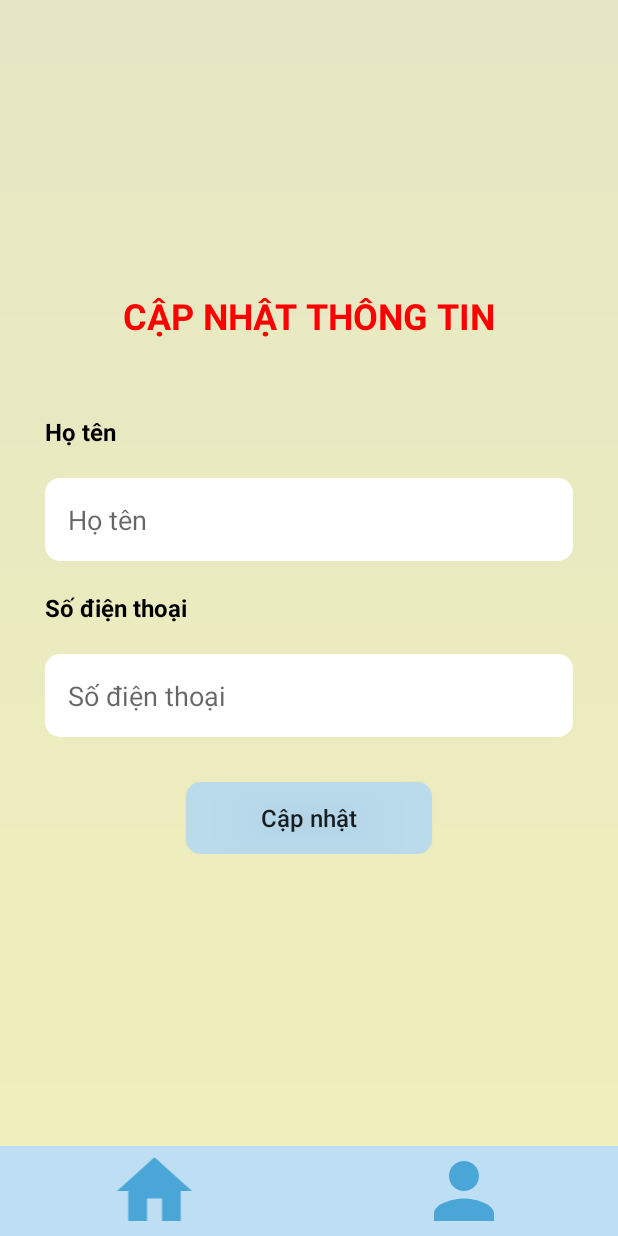
After one commit to lvminh97/SmartLight, an Android app: the fragment UpdateInfoFragment placed in its activity, on a phone screen of 412 x 824 dp. The commit adds this screen. Run offline under Robolectric (Android 15) with nearby library versions, the phone set to English and light mode, and no system bars; our stand-ins replace Volley; network calls fail; 3 statements that could not run were skipped.

Commit message:
- Update web server   : add new APIs for updating the user's information and changing the password - Optimize the UI - Add new app functions:   : updating the user's information   : changing the password
Signed-off-by: lvminh97 <lvminh97@gmail.com>

```diff
--- a/app/build.gradle
+++ b/app/build.gradle
@@ -10,7 +10,7 @@ android {
         minSdk 26
         targetSdk 33
         versionCode 1
-        versionName "1.0.6"
+        versionName "1.0.7"
 
         testInstrumentationRunner "androidx.test.runner.AndroidJUnitRunner"
     }
--- a/app/src/main/java/com/example/smartlight/Factory.java
+++ b/app/src/main/java/com/example/smartlight/Factory.java
@@ -11,6 +11,7 @@ import java.util.List;
 
 public class Factory {
 
+    public static String version = "1.0.7";
     public static boolean debug = true;
     public static DisplayMetrics displayMetrics = null;
 
--- a/app/src/main/java/com/example/smartlight/activities/MainActivity.java
+++ b/app/src/main/java/com/example/smartlight/activities/MainActivity.java
@@ -123,6 +123,9 @@ public class MainActivity extends AppCompatActivity implements View.OnClickListe
         else if(FRAG_ID.equals("User")) {
             loadFragment(new SettingFragment());
         }
+        else if(FRAG_ID.equals("UpdateInfo") || FRAG_ID.equals("ChangePass")) {
+            loadFragment(new UserFragment());
+        }
     }
 
     private void loadFragment(Fragment fragment) {
--- /dev/null
+++ b/app/src/main/java/com/example/smartlight/fragments/UpdateInfoFragment.java
@@ -0,0 +1,140 @@
+package com.example.smartlight.fragments;
+
+import android.app.ProgressDialog;
+import android.os.Bundle;
+import android.util.Log;
+import android.view.LayoutInflater;
+import android.view.View;
+import android.view.ViewGroup;
+import android.widget.Button;
+import android.widget.EditText;
+import android.widget.Toast;
+
+import androidx.fragment.app.Fragment;
+import androidx.fragment.app.FragmentTransaction;
+
+import com.android.volley.Request;
+import com.android.volley.RequestQueue;
+import com.android.volley.Response;
+import com.android.volley.VolleyError;
+import com.android.volley.toolbox.StringRequest;
+import com.android.volley.toolbox.Volley;
+import com.example.smartlight.Factory;
+import com.example.smartlight.NukeSSLCerts;
+import com.example.smartlight.R;
+import com.example.smartlight.activities.MainActivity;
+import com.example.smartlight.interfaces.MyFragment;
+
+import org.json.JSONException;
+import org.json.JSONObject;
+
+import java.util.HashMap;
+import java.util.Map;
+
+public class UpdateInfoFragment extends Fragment implements MyFragment, View.OnClickListener {
+
+    private ProgressDialog loadingDialog = null;
+    private View view;
+    private EditText fullnameEd, phoneEd;
+    private Button updateInfoBtn;
+
+    @Override
+    public void onCreate(Bundle savedInstanceState) {
+        super.onCreate(savedInstanceState);
+    }
+
+    @Override
+    public View onCreateView(LayoutInflater inflater, ViewGroup container, Bundle savedInstanceState) {
+        view = inflater.inflate(R.layout.fragment_update_info, container, false);
+        initUI();
+        return view;
+    }
+
+    private void initUI() {
+        fullnameEd = (EditText) view.findViewById(R.id.ed_fullname);
+        fullnameEd.setText(Factory.user.getFullname());
+        phoneEd = (EditText) view.findViewById(R.id.ed_phone);
+        phoneEd.setText(Factory.user.getMobile());
+        updateInfoBtn = (Button) view.findViewById(R.id.btn_update);
+        updateInfoBtn.setOnClickListener(this);
+
+        loadingDialog = new ProgressDialog(getActivity());
+        loadingDialog.setMessage("");
+        loadingDialog.setIndeterminate(true);
+    }
+
+    @Override
+    public String getTAG() {
+        return "UpdateInfo";
+    }
+
+    @Override
+    public void onClick(View v) {
+        if(v.getId() == R.id.btn_update){
+            updateInfo();
+        }
+    }
+
+    private void updateInfo(){
+        loadingDialog.show();
+        new NukeSSLCerts().nuke();
+        RequestQueue queue = Volley.newRequestQueue(getActivity().getBaseContext());
+        StringRequest stringRequest = new StringRequest(Request.Method.POST, Factory.HOST + "/?action=update_info",
+                new Response.Listener<String>() {
+                    @Override
+                    public void onResponse(String response) {
+                        try {
+                            if(Factory.debug) {
+                                Log.d("MinhLV", response);
+                            }
+                            loadingDialog.dismiss();
+                            JSONObject jsonObject = new JSONObject(response);
+                            if(jsonObject.getString("response") != null && jsonObject.getString("response").equals("OK")){
+                                Factory.user.setFullname(fullnameEd.getText().toString());
+                                Factory.user.setMobile(phoneEd.getText().toString());
+                                Toast.makeText(getActivity().getBaseContext(), "Cập nhật thông tin thành công", Toast.LENGTH_SHORT).show();
+                                loadFragment(new UserFragment());
+                            }
+                            else {
+                                Toast.makeText(getActivity().getBaseContext(), "Có lỗi xảy ra", Toast.LENGTH_SHORT).show();
+                            }
+                        } catch (JSONException e) {
+                            if(Factory.debug) {
+                                Log.d("MinhLV", e.getMessage());
+                            }
+                            loadingDialog.dismiss();
+                            Toast.makeText(getActivity().getBaseContext(), "Có lỗi xảy ra", Toast.LENGTH_SHORT).show();
+                            e.printStackTrace();
+                        }
+                    }
+                },
+                new Response.ErrorListener() {
+                    @Override
+                    public void onErrorResponse(VolleyError error) {
+//                    Log.d("MinhLV", error.getMessage());
+                        loadingDialog.dismiss();
+                        Toast.makeText(getActivity().getBaseContext(), "Có lỗi xảy ra", Toast.LENGTH_SHORT).show();
+                    }
+                })
+        {
+            @Override
+            protected Map<String,String> getParams(){
+                Map<String,String> params = new HashMap<String, String>();
+                params.put("uid", "" + Factory.user.getId());
+                params.put("email", Factory.user.getEmail());
+                params.put("fullname", fullnameEd.getText().toString());
+                params.put("mobile", phoneEd.getText().toString());
+                return params;
+            }
+        };
+        queue.add(stringRequest);
+    }
+
+    private void loadFragment(Fragment fragment) {
+        MainActivity.FRAG_ID = ((MyFragment) fragment).getTAG();
+        FragmentTransaction transaction = getActivity().getSupportFragmentManager().beginTransaction();
+        transaction.replace(R.id.layout_main, fragment);
+        transaction.addToBackStack(null);
+        transaction.commit();
+    }
+}
--- a/app/src/main/res/layout/fragment_home.xml
+++ b/app/src/main/res/layout/fragment_home.xml
@@ -38,7 +38,7 @@
             android:layout_marginLeft="15dp"
             android:layout_marginTop="10dp"
             android:layout_marginBottom="10dp"
-            android:background="@drawable/ic_baseline_settings_24"/>
+            android:background="@drawable/ic_baseline_settings_24" />
 
     </androidx.constraintlayout.widget.ConstraintLayout>
 
@@ -116,7 +116,7 @@
             android:id="@+id/tv_weather_temp"
             android:layout_width="0dp"
             android:layout_height="wrap_content"
-            app:layout_constraintWidth_percent="0.35"
+            app:layout_constraintWidth_percent="0.4"
             app:layout_constraintLeft_toRightOf="@id/tv_location"
             app:layout_constraintTop_toTopOf="parent"
             app:layout_constraintRight_toRightOf="parent"
--- /dev/null
+++ b/app/src/main/res/layout/fragment_update_info.xml
@@ -0,0 +1,106 @@
+<?xml version="1.0" encoding="utf-8"?>
+<androidx.constraintlayout.widget.ConstraintLayout xmlns:android="http://schemas.android.com/apk/res/android"
+    xmlns:app="http://schemas.android.com/apk/res-auto"
+    android:layout_width="match_parent"
+    android:layout_height="wrap_content"
+    android:layout_gravity="center">
+
+    <TextView
+        android:id="@+id/tv_title_update_info"
+        android:layout_width="wrap_content"
+        android:layout_height="wrap_content"
+        app:layout_constraintLeft_toLeftOf="parent"
+        app:layout_constraintTop_toTopOf="parent"
+        app:layout_constraintRight_toRightOf="parent"
+        app:layout_constraintBottom_toTopOf="@id/tv_fullname"
+        android:textAllCaps="true"
+        android:textSize="24sp"
+        android:textStyle="bold"
+        android:textColor="#ff0000"
+        android:text="Cập nhật thông tin"/>
+
+    <TextView
+        android:id="@+id/tv_fullname"
+        android:layout_width="match_parent"
+        android:layout_height="wrap_content"
+        app:layout_constraintLeft_toLeftOf="parent"
+        app:layout_constraintTop_toBottomOf="@id/tv_title_update_info"
+        app:layout_constraintRight_toRightOf="parent"
+        app:layout_constraintBottom_toTopOf="@id/ed_fullname"
+        android:layout_marginLeft="30dp"
+        android:layout_marginTop="50dp"
+        android:textSize="16sp"
+        android:textStyle="bold"
+        android:textColor="#000"
+        android:text="Họ tên"
+        android:singleLine="true"
+        android:maxLines="1"/>
+
+    <EditText
+        android:id="@+id/ed_fullname"
+        android:layout_width="match_parent"
+        android:layout_height="wrap_content"
+        app:layout_constraintLeft_toLeftOf="parent"
+        app:layout_constraintTop_toBottomOf="@id/tv_fullname"
+        app:layout_constraintRight_toRightOf="parent"
+        app:layout_constraintBottom_toTopOf="@id/tv_phone"
+        android:layout_marginLeft="30dp"
+        android:layout_marginTop="20dp"
+        android:layout_marginRight="30dp"
+        android:paddingLeft="15dp"
+        android:paddingTop="15dp"
+        android:paddingBottom="15dp"
+        android:background="@drawable/bg_login_edittext"
+        android:hint="Họ tên"/>
+
+    <TextView
+        android:id="@+id/tv_phone"
+        android:layout_width="match_parent"
+        android:layout_height="wrap_content"
+        app:layout_constraintLeft_toLeftOf="parent"
+        app:layout_constraintTop_toBottomOf="@id/ed_fullname"
+        app:layout_constraintRight_toRightOf="parent"
+        app:layout_constraintBottom_toTopOf="@id/ed_phone"
+        android:layout_marginLeft="30dp"
+        android:layout_marginTop="20dp"
+        android:textSize="16sp"
+        android:textStyle="bold"
+        android:textColor="#000"
+        android:text="Số điện thoại"/>
+
+    <EditText
+        android:id="@+id/ed_phone"
+        android:layout_width="match_parent"
+        android:layout_height="wrap_content"
+        app:layout_constraintLeft_toLeftOf="parent"
+        app:layout_constraintTop_toBottomOf="@id/tv_phone"
+        app:layout_constraintRight_toRightOf="parent"
+        app:layout_constraintBottom_toTopOf="@id/btn_update"
+        android:layout_marginLeft="30dp"
+        android:layout_marginTop="20dp"
+        android:layout_marginRight="30dp"
+        android:paddingLeft="15dp"
+        android:paddingTop="15dp"
+        android:paddingBottom="15dp"
+        android:background="@drawable/bg_login_edittext"
+        android:hint="Số điện thoại"
+        android:singleLine="true"
+        android:maxLines="1"/>
+
+    <Button
+        android:id="@+id/btn_update"
+        android:layout_width="wrap_content"
+        android:layout_height="wrap_content"
+        app:layout_constraintLeft_toLeftOf="parent"
+        app:layout_constraintTop_toBottomOf="@id/ed_phone"
+        app:layout_constraintRight_toRightOf="parent"
+        app:layout_constraintBottom_toBottomOf="parent"
+        android:layout_marginTop="30dp"
+        android:paddingLeft="50dp"
+        android:paddingRight="50dp"
+        android:background="@drawable/bg_control_button"
+        android:textAllCaps="false"
+        android:textSize="16sp"
+        android:text="Cập nhật"/>
+
+</androidx.constraintlayout.widget.ConstraintLayout>
--- a/app/src/main/res/layout/item_device.xml
+++ b/app/src/main/res/layout/item_device.xml
@@ -2,7 +2,6 @@
 <LinearLayout xmlns:android="http://schemas.android.com/apk/res/android"
     android:layout_width="match_parent"
     android:layout_height="wrap_content"
-    xmlns:app="http://schemas.android.com/apk/res-auto"
     android:background="@drawable/bg_device_spn">
 
     <TextView
```
Also changed, not shown: app/src/main/java/com/example/smartlight/fragments/ChangePassFragment.java (added, +153 -0 lines), app/src/main/java/com/example/smartlight/fragments/SettingFragment.java (+12 -2 lines), app/src/main/java/com/example/smartlight/fragments/UserFragment.java (+28 -1 lines), app/src/main/res/layout/activity_signup.xml (+12 -4 lines), app/src/main/res/layout/fragment_change_pass.xml (added, +98 -0 lines), app/src/main/res/layout/fragment_user.xml (+29 -1 lines), 4 other files.
